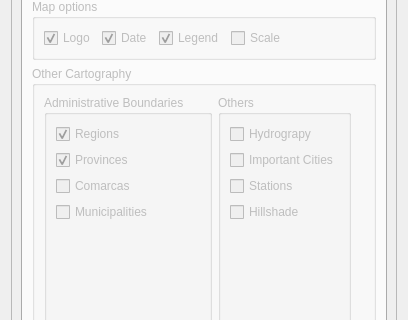
Qt form ClimateMapsGenerator/MapsGenerator.ui (vlckel/Python-spatial) before a commit; both pictures show x 0 to 408 and y 122 to 442 of the 408 by 574 pixel window.
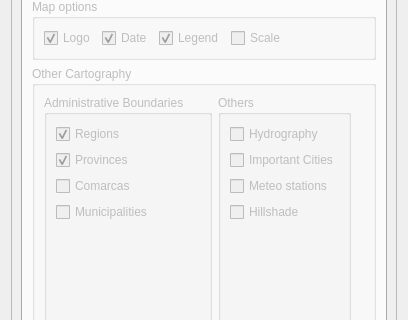
The same form after that commit. The open tabs and pages were chosen to show the change.

The edit to the form file:
```diff
--- a/ClimateMapsGenerator/MapsGenerator.ui
+++ b/ClimateMapsGenerator/MapsGenerator.ui
@@ -684,7 +684,7 @@
                             <bool>false</bool>
                            </property>
                            <property name="text">
-                            <string>Hydrograpy</string>
+                            <string>Hydrography</string>
                            </property>
                           </widget>
                          </item>
@@ -712,7 +712,7 @@
                             <bool>false</bool>
                            </property>
                            <property name="text">
-                            <string>Stations</string>
+                            <string>Meteo stations</string>
                            </property>
                           </widget>
                          </item>
```
